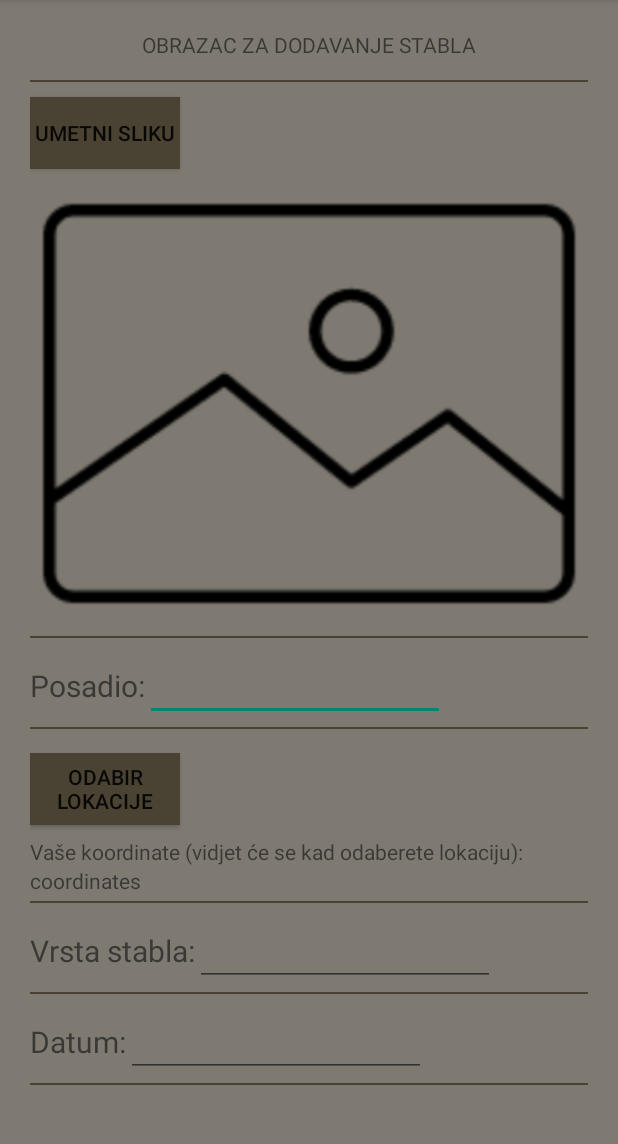
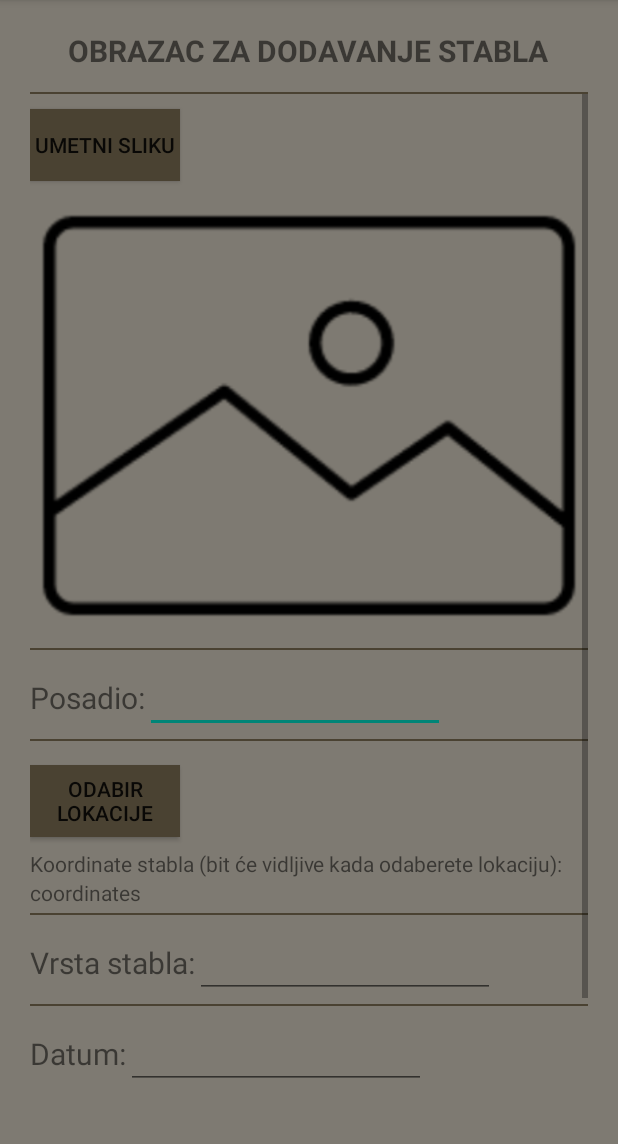
Before and after one commit to sandymany/GeografijaApp, an Android app: the AddTreeActivity screen opened directly, with no data from a screen before it, on a phone screen of 412 x 824 dp, the part 84-1228 px from its top. Run offline under Robolectric (Android 15) with nearby library versions, the phone set to English and light mode, and no system bars.

Commit message:
added: obrazac za dodavanje drva

```diff
--- a/app/src/main/AndroidManifest.xml
+++ b/app/src/main/AndroidManifest.xml
@@ -7,6 +7,8 @@
     <uses-permission android:name="android.permission.ACCESS_COARSE_LOCATION"/>
     <uses-permission android:name="android.permission.ACCESS_WIFI_STATE"/>
     <uses-permission android:name="android.permission.CHANGE_WIFI_STATE"/>
+    <uses-permission android:name="android.permission.WRITE_EXTERNAL_STORAGE"/>
+    <uses-permission android:name="android.permission.READ_EXTERNAL_STORAGE"/>
 
 
     <application
@@ -30,10 +32,11 @@
         <activity android:name=".activities.HomeActivity"/>
         <activity android:name=".activities.AddTreeActivity"/>
         <activity android:name=".activities.CollectionActivity"/>
+        <activity android:name=".activities.ImageHandlerActivity"/>
 
         <provider
             android:name="android.support.v4.content.FileProvider"
-            android:authorities="com.leticija.bugy.fileprovider"
+            android:authorities="com.leticija.treeapp.fileprovider"
             android:exported="false"
             android:grantUriPermissions="true">
             <meta-data
--- a/app/src/main/java/com/leticija/treeapp/activities/AddTreeActivity.java
+++ b/app/src/main/java/com/leticija/treeapp/activities/AddTreeActivity.java
@@ -3,27 +3,39 @@ package com.leticija.treeapp.activities;
 import android.content.Context;
 import android.content.Intent;
 import android.net.wifi.WifiManager;
+import android.os.Build;
 import android.os.Bundle;
 import android.support.annotation.Nullable;
+import android.support.annotation.RequiresApi;
 import android.support.v7.app.AppCompatActivity;
 import android.view.View;
 import android.widget.Button;
+import android.widget.EditText;
+import android.widget.ImageView;
 import android.widget.TextView;
-
 import com.google.android.gms.common.GooglePlayServicesNotAvailableException;
 import com.google.android.gms.common.GooglePlayServicesRepairableException;
 import com.google.android.gms.location.places.Place;
 import com.google.android.gms.location.places.ui.PlacePicker;
 import com.leticija.treeapp.R;
-
+import com.leticija.treeapp.tree.Tree;
+import org.json.JSONArray;
+import org.json.JSONException;
 
 
 public class AddTreeActivity  extends AppCompatActivity {
 
     Context context;
-    Button button;
-    TextView textView;
+    Button placePickerButton;
+    TextView coordinatesTextView;
     int PLACE_PICKER_REQUEST=1;
+    String posadio;
+    String datum;
+    String vrsta;
+    JSONArray koordinate;
+    Button gotovoButton;
+    Button umetniSlikuButton;
+    public static ImageView imageView;
 
     @Override
     protected void onCreate(Bundle savedInstanceState) {
@@ -32,10 +44,47 @@ public class AddTreeActivity  extends AppCompatActivity {
 
         context = getApplicationContext();
 
-        button = findViewById(R.id.bt_picker);
-        textView = findViewById(R.id.text_view);
+        //FIND WHAT YOU NEED
+        imageView = findViewById(R.id.image_add_tree);
+        umetniSlikuButton = findViewById(R.id.umetniSliku_button);
+        gotovoButton = findViewById(R.id.gotovo_button);
+        placePickerButton = findViewById(R.id.bt_picker);
+        coordinatesTextView = findViewById(R.id.text_view);
 
-        button.setOnClickListener(new View.OnClickListener() {
+        umetniSlikuButton.setOnClickListener(new View.OnClickListener() {
+            @Override
+            public void onClick(View v) {
+                Intent intent = new Intent(AddTreeActivity.this,ImageHandlerActivity.class);
+                startActivity(intent);
+            }
+        });
+
+        gotovoButton.setOnClickListener(new View.OnClickListener() {
+            @RequiresApi(api = Build.VERSION_CODES.O)
+            @Override
+            public void onClick(View v) {
+                EditText posadioEdit = findViewById(R.id.posadio_editText);
+                posadio = posadioEdit.getText().toString();
+                EditText datumEdit = findViewById(R.id.datum_editText);
+                datum = datumEdit.getText().toString();
+                EditText vrstaEdit = findViewById(R.id.vrstaStabla_editText);
+                vrsta = vrstaEdit.getText().toString();
+
+                try {
+                    Tree.setFeatures(vrsta,datum,posadio,koordinate);
+                    Tree.setEncodedImage(Tree.imageBitmap);
+                } catch (JSONException e) {
+                    System.out.println("EXCEPTION IN SETTING FEATURES !");
+                    e.printStackTrace();
+                }
+
+                //slanje na server
+                //prije toga provjera jel sve ispunjeno !
+                System.out.println("SENDING DATA TO SERVER !!!");
+            }
+        });
+
+        placePickerButton.setOnClickListener(new View.OnClickListener() {
             @Override
             public void onClick(View v) {
                 WifiManager wifiManager = (WifiManager)context.getApplicationContext().getSystemService(Context.WIFI_SERVICE);
@@ -64,12 +113,16 @@ public class AddTreeActivity  extends AppCompatActivity {
                 StringBuilder stringBuilder = new StringBuilder();
                 String latitude = String.valueOf(place.getLatLng().latitude);
                 String longitude = String.valueOf(place.getLatLng().longitude);
-                stringBuilder.append("LATITUDE: ");
+                stringBuilder.append("G.Š: ");
                 stringBuilder.append(latitude);
-                stringBuilder.append(" LONGITUDE: ");
+                stringBuilder.append(" G.D: ");
                 stringBuilder.append(longitude);
 
-                textView.setText(stringBuilder.toString());
+                koordinate = new JSONArray();
+                koordinate.put(latitude);
+                koordinate.put(longitude);
+
+                coordinatesTextView.setText(stringBuilder.toString());
 
             }
         }
--- a/app/src/main/java/com/leticija/treeapp/tree/Tree.java
+++ b/app/src/main/java/com/leticija/treeapp/tree/Tree.java
@@ -14,6 +14,7 @@ import java.io.ByteArrayOutputStream;
 
 public class Tree {
 
+    public static Bitmap imageBitmap;
     public static String features = ""; //encoded string with features
     public static String encodedImage = ""; //encoded bitmap
 
--- a/app/src/main/res/layout/add_tree_activity.xml
+++ b/app/src/main/res/layout/add_tree_activity.xml
@@ -11,8 +11,10 @@
     <TextView
         android:layout_width="wrap_content"
         android:layout_height="wrap_content"
+        android:textSize="20dp"
         android:text="OBRAZAC ZA DODAVANJE STABLA"
-        android:layout_marginBottom="10dp"/>
+        android:layout_marginBottom="10dp"
+        android:textStyle="bold"/>
 
     <View
         android:layout_width="match_parent"
@@ -22,7 +24,8 @@
 
     <ScrollView
         android:layout_width="match_parent"
-        android:layout_height="match_parent">
+        android:layout_height="match_parent"
+        android:layout_marginBottom="20dp">
 
         <LinearLayout
             android:layout_width="match_parent"
@@ -30,6 +33,7 @@
             android:orientation="vertical">
 
             <Button
+                android:id="@+id/umetniSliku_button"
                 android:layout_width="100dp"
                 android:layout_height="wrap_content"
                 android:layout_marginTop="10dp"
@@ -91,7 +95,7 @@
                     android:layout_width="wrap_content"
                     android:layout_height="wrap_content"
                     android:layout_marginTop="8dp"
-                    android:text="Vaše koordinate (vidjet će se kad odaberete lokaciju):"/>
+                    android:text="Koordinate stabla (bit će vidljive kada odaberete lokaciju):"/>
                 <TextView
                     android:id="@+id/text_view"
                     android:layout_width="wrap_content"
@@ -149,8 +153,24 @@
                 android:layout_marginTop="4dp"
                 android:background="@color/colorPrimaryDark"/>
 
+            <LinearLayout
+                android:layout_width="wrap_content"
+                android:layout_height="wrap_content"
+                android:orientation="horizontal"
+                android:layout_gravity="center"
+                android:layout_marginTop="10dp">
+                <Button
+                    android:id="@+id/gotovo_button"
+                    android:layout_width="100dp"
+                    android:layout_height="wrap_content"
+                    android:layout_marginTop="8dp"
+                    android:text="GOTOVO"
+                    android:background="@color/colorPrimaryDark"/>
+            </LinearLayout>
+
         </LinearLayout>
 
     </ScrollView>
 
+
 </android.support.v7.widget.LinearLayoutCompat>
--- a/app/src/main/res/xml/file_paths.xml
+++ b/app/src/main/res/xml/file_paths.xml
@@ -3,5 +3,5 @@
 <paths>
     <external-path
         name="my_images"
-        path="Android/data/com.leticija.bugy/files/Pictures" />
+        path="Android/data/com.leticija.treeapp/files/Pictures" />
 </paths>
```
Also changed, not shown: app/src/main/java/com/leticija/treeapp/activities/ImageHandlerActivity.java (+14 -1 lines).
